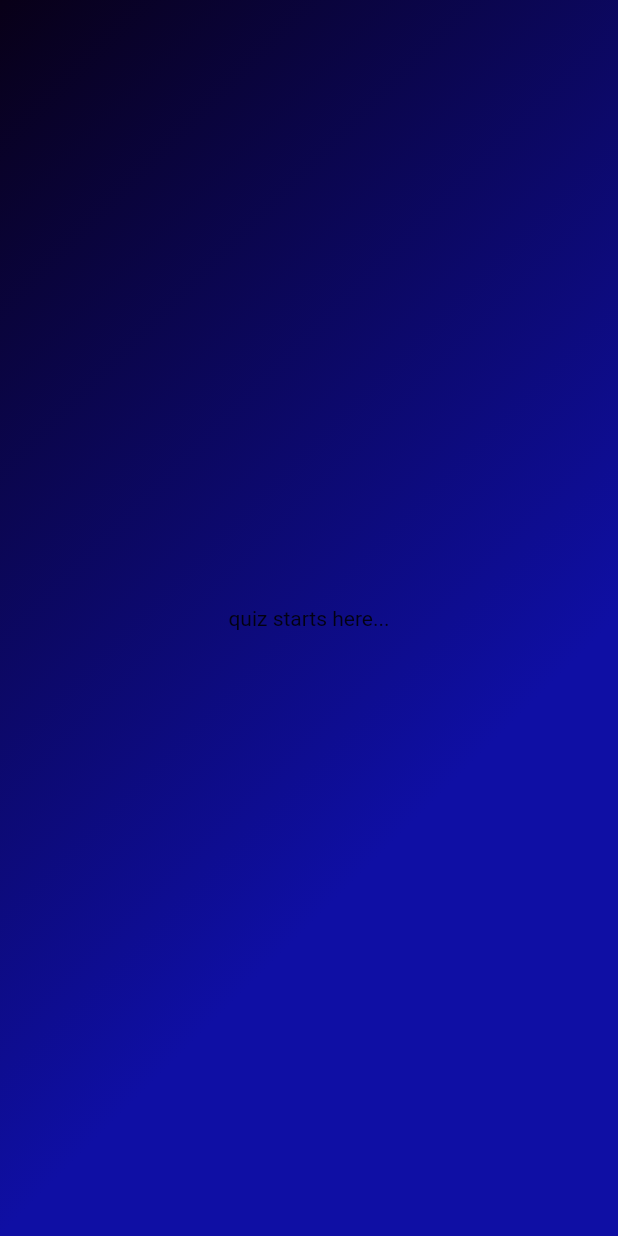
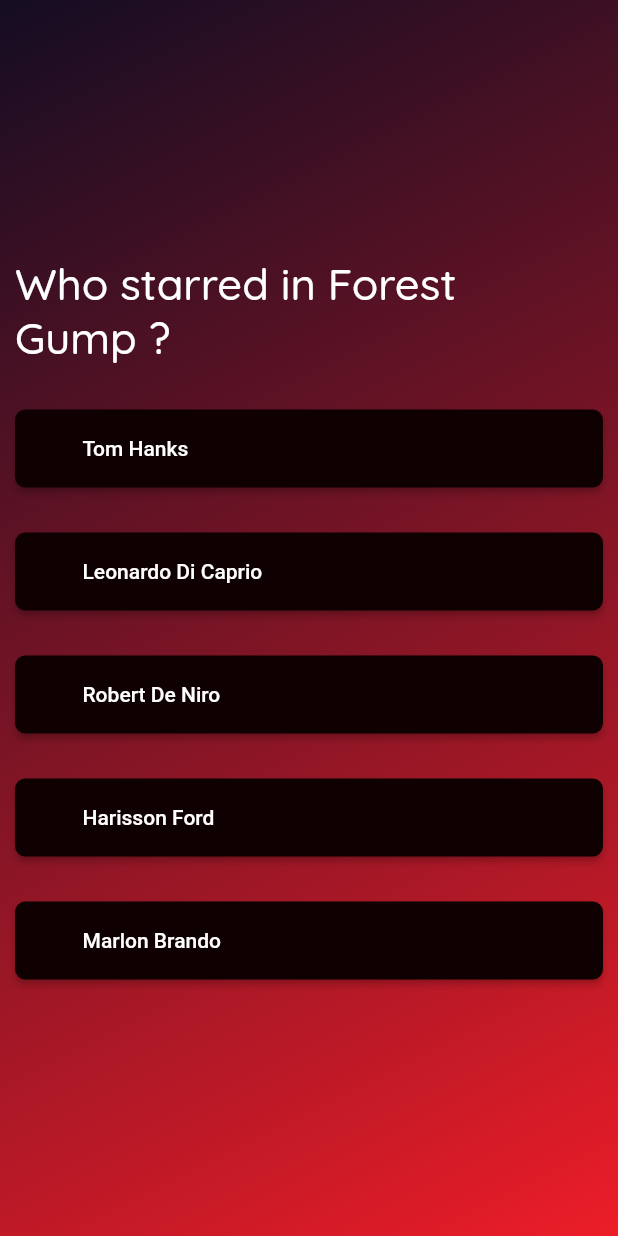
Before and after one commit to notrayo/movie-trivia-app, a Flutter app: the screen it shows after launch, after a tap on "Begin Quiz", on a phone screen of 412 x 824 dp. Run offline on Flutter 3.47's test engine with Material 2 defaults, Android fonts, the light colour scheme and no system bars; our stand-ins replace google_fonts.

Commit message:
displays quesions and possible answers, the questions are not yet shuffled

```diff
--- /dev/null
+++ b/lib/data/trivia_data.dart
@@ -0,0 +1,66 @@
+import '../models/trivia_model.dart';
+
+const triviaQuestions = [
+  TriviaQuestion('Who starred in Forest Gump ?', [
+    'Tom Hanks',
+    'Leonardo Di Caprio',
+    'Robert De Niro',
+    'Harisson Ford',
+    'Marlon Brando'
+  ]),
+  TriviaQuestion('Which Film was NOT directed by Christopher Nolan',
+      ['Arrival', 'Inception', 'The Following', 'Memento', 'Dunkirk']),
+  TriviaQuestion('Which movie was Quentin Tarantinos Directoral Debut ?', [
+    'Reservoir Dogs',
+    'Kill Bill vol 1',
+    'Pulp Fiction',
+    'Jackie Brown',
+    'Death Proof'
+  ]),
+  TriviaQuestion('Which Actor Starred in the Dark Knight Trilogy', [
+    'Christian Bale',
+    'Cilian Murphy',
+    'Ben Affleck',
+    'Robert Pattison',
+    'Michael Keaton'
+  ]),
+  TriviaQuestion('Who Directed Godfather 1 & 2', [
+    'Ford Copolla',
+    'Stanley Kubrick',
+    'Alfred Hichcock',
+    'Martin Scorsese',
+    'Bill Wilder'
+  ]),
+  TriviaQuestion(
+      'Which year did the First Star wars Film (A new Hope) Premier?',
+      ['1977', '1968', '1993', '2001', '1985']),
+  TriviaQuestion('Which Film was directed by Sanley Kubrick ?', [
+    '2001 A space odyssey',
+    'Vertigo',
+    'The Good Bad and Ugly',
+    'Taxi Driver',
+    'Rocky'
+  ]),
+  TriviaQuestion('Which of the movies was NOT directed by Martin Scorsese', [
+    'The Deer Hunter',
+    'Wolf of Wall Street',
+    'Raging Bull',
+    'GoodFellas',
+    'The Irishman'
+  ]),
+  TriviaQuestion('Which film did not star or feature Robert de Niro?', [
+    'Gangs of New York',
+    'Taxi Driver',
+    'The King of Comedy',
+    'Cape Fear',
+    'Casino',
+    'The Deer Hunter'
+  ]),
+  TriviaQuestion('Which film was NOT directed by Steven Spielberg ?', [
+    'The Social network',
+    'Schindlers List',
+    'Jaws',
+    'Jurassic park',
+    'Saving Private Ryan'
+  ])
+];
--- /dev/null
+++ b/lib/models/trivia_model.dart
@@ -0,0 +1,6 @@
+class TriviaQuestion {
+  const TriviaQuestion(this.question, this.multipleAnswers);
+
+  final String question;
+  final List<String> multipleAnswers;
+}
--- a/lib/screens/questions.dart
+++ b/lib/screens/questions.dart
@@ -1,5 +1,9 @@
 import 'package:flutter/material.dart';
+import 'package:movie_trivia/data/trivia_data.dart';
+import 'package:movie_trivia/widgets/answer_button.dart';
+//import 'package:movie_trivia/models/trivia_model.dart';
 import 'package:movie_trivia/widgets/app_background.dart';
+import 'package:google_fonts/google_fonts.dart';
 
 class QuestionsScreen extends StatefulWidget {
   const QuestionsScreen({super.key});
@@ -9,11 +13,68 @@ class QuestionsScreen extends StatefulWidget {
 }
 
 class _QuestionsScreenState extends State<QuestionsScreen> {
+  var currentQuestionIndex = 0;
+
+  void nextQuestion() {
+    setState(() {
+      currentQuestionIndex += 1;
+    });
+  }
+
   @override
   Widget build(BuildContext context) {
-    return AppBackground(
-        child: Center(
-      child: Text('quiz starts here...'),
-    ));
+    final currentQuestion = triviaQuestions[currentQuestionIndex];
+    return SizedBox(
+      width: double.infinity,
+      child: AppBackground(
+        child: Column(
+          mainAxisAlignment: MainAxisAlignment.center,
+          children: [
+            Text(
+              currentQuestion.question,
+              style: GoogleFonts.quicksand(
+                  fontSize: 29,
+                  fontWeight: FontWeight.w500,
+                  color: Colors.white),
+            ),
+            const SizedBox(
+              height: 30,
+            ),
+            AnswerButton(
+              onPress: nextQuestion,
+              answerOption: currentQuestion.multipleAnswers[0],
+            ),
+            const SizedBox(
+              height: 30,
+            ),
+            AnswerButton(
+              onPress: () {},
+              answerOption: currentQuestion.multipleAnswers[1],
+            ),
+            const SizedBox(
+              height: 30,
+            ),
+            AnswerButton(
+              onPress: () {},
+              answerOption: currentQuestion.multipleAnswers[2],
+            ),
+            const SizedBox(
+              height: 30,
+            ),
+            AnswerButton(
+              onPress: () {},
+              answerOption: currentQuestion.multipleAnswers[3],
+            ),
+            const SizedBox(
+              height: 30,
+            ),
+            AnswerButton(
+              onPress: () {},
+              answerOption: currentQuestion.multipleAnswers[4],
+            )
+          ],
+        ),
+      ),
+    );
   }
 }
--- /dev/null
+++ b/lib/widgets/answer_button.dart
@@ -0,0 +1,22 @@
+import 'package:flutter/material.dart';
+
+class AnswerButton extends StatelessWidget {
+  const AnswerButton(
+      {super.key, required this.onPress, required this.answerOption});
+
+  final VoidCallback onPress;
+  final String answerOption;
+
+  @override
+  Widget build(BuildContext context) {
+    return ElevatedButton(
+      onPressed: onPress,
+      style: ElevatedButton.styleFrom(
+          backgroundColor: Color.fromARGB(255, 15, 1, 1),
+          padding: const EdgeInsets.symmetric(horizontal: 45, vertical: 18),
+          shape:
+              RoundedRectangleBorder(borderRadius: BorderRadius.circular(7))),
+      child: Align(alignment: Alignment.centerLeft, child: Text(answerOption)),
+    );
+  }
+}
--- a/lib/widgets/app_background.dart
+++ b/lib/widgets/app_background.dart
@@ -11,9 +11,9 @@ class AppBackground extends StatelessWidget {
       padding: const EdgeInsets.all(10),
       decoration: const BoxDecoration(
           gradient: LinearGradient(colors: [
-        Color.fromARGB(255, 8, 0, 23),
-        Color.fromARGB(255, 15, 15, 164)
-      ], begin: Alignment.topLeft, end: Alignment.centerRight)),
+        Color.fromARGB(242, 8, 0, 23),
+        Color.fromARGB(255, 236, 29, 40)
+      ], begin: Alignment.topLeft, end: Alignment.bottomRight)),
       child: child,
     );
   }
--- a/pubspec.yaml
+++ b/pubspec.yaml
@@ -36,6 +36,7 @@ dependencies:
   # The following adds the Cupertino Icons font to your application.
   # Use with the CupertinoIcons class for iOS style icons.
   cupertino_icons: ^1.0.2
+  google_fonts: ^4.0.4
 
 dev_dependencies:
   flutter_test:
```
Also changed, not shown: pubspec.lock, 1 other file.
